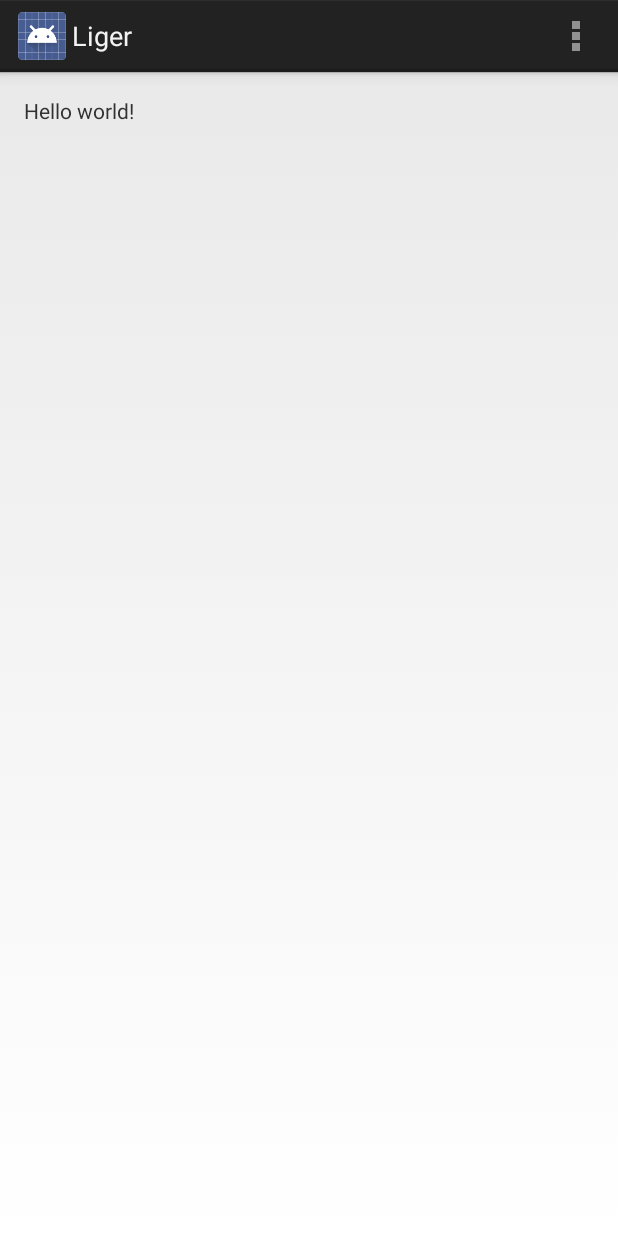
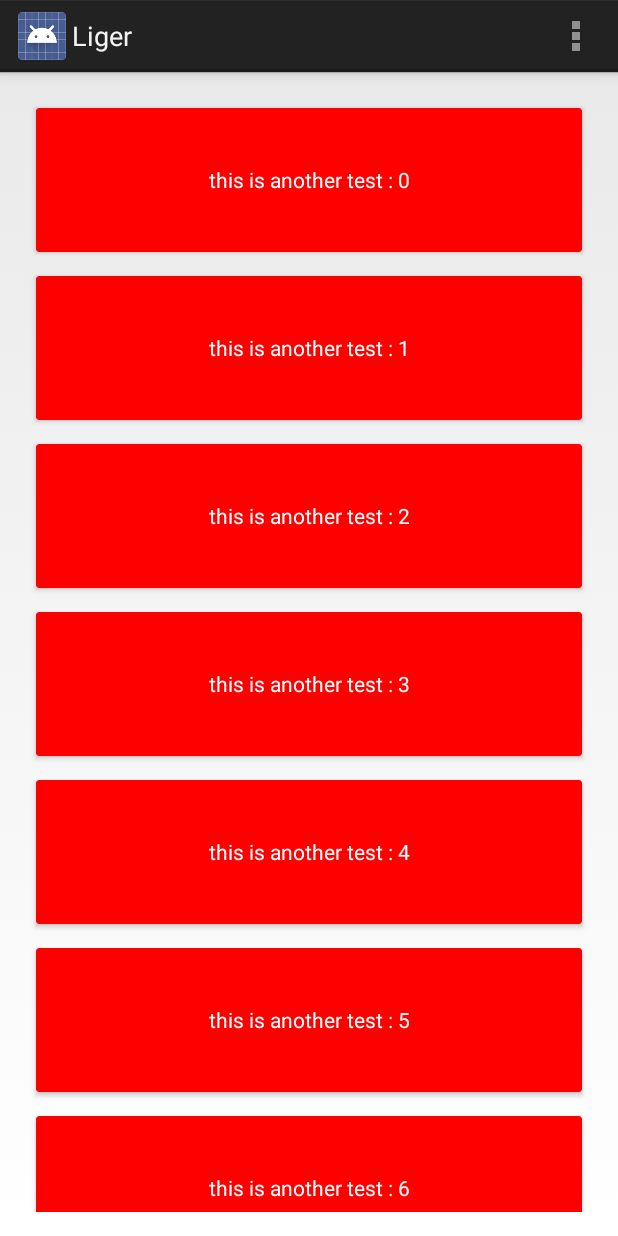
Before and after one commit to StoryMaker/storypath, an Android app: the screen it shows after launch (MainActivity), on a phone screen of 412 x 824 dp. Run offline under Robolectric (Android 15) with nearby library versions, the phone set to English and light mode, and no system bars.

Commit message:
Added in very basic RecyclerView implementation.

```diff
--- a/app/build.gradle
+++ b/app/build.gradle
@@ -6,7 +6,7 @@ android {
 
     defaultConfig {
         applicationId "scal.io.liger"
-        minSdkVersion 19
+        minSdkVersion 20
         targetSdkVersion 20
         versionCode 1
         versionName "1.0"
@@ -21,4 +21,6 @@ android {
 
 dependencies {
     compile fileTree(dir: 'libs', include: ['*.jar'])
+    compile 'com.android.support:cardview-v7:21.+'
+    compile 'com.android.support:recyclerview-v7:21.+'
 }
--- a/app/src/main/java/scal/io/liger/MainActivity.java
+++ b/app/src/main/java/scal/io/liger/MainActivity.java
@@ -2,18 +2,45 @@ package scal.io.liger;
 
 import android.app.Activity;
 import android.os.Bundle;
+import android.support.v7.widget.LinearLayoutManager;
+import android.support.v7.widget.RecyclerView;
 import android.view.Menu;
 import android.view.MenuItem;
 
+import java.util.ArrayList;
+import java.util.List;
+
 
 public class MainActivity extends Activity {
+
+    private RecyclerView mRecyclerView;
+    private RecyclerView.Adapter mAdapter;
+    private RecyclerView.LayoutManager mLayoutManager;
 
     @Override
     protected void onCreate(Bundle savedInstanceState) {
         super.onCreate(savedInstanceState);
         setContentView(R.layout.activity_main);
+        mRecyclerView = (RecyclerView) findViewById(R.id.my_recycler_view);
+
+        //improve performance if you know that changes in content
+        //do not change the size of the RecyclerView
+        mRecyclerView.setHasFixedSize(true);
+
+        //use a linear layout manager
+        mLayoutManager = new LinearLayoutManager(this);
+        mRecyclerView.setLayoutManager(mLayoutManager);
+
+        //create dummy dataset
+        List<String> myDataset = new ArrayList<String>();
+        for (int i = 0; i < 100; i++) {
+            myDataset.add(i, "this is another test : " + i);
+        }
+
+        //specify the adapter
+        mAdapter = new MyAdapter(myDataset);
+        mRecyclerView.setAdapter(mAdapter);
     }
-
 
     @Override
     public boolean onCreateOptionsMenu(Menu menu) {
--- /dev/null
+++ b/app/src/main/java/scal/io/liger/MyAdapter.java
@@ -0,0 +1,54 @@
+package scal.io.liger;
+
+import android.support.v7.widget.RecyclerView;
+import android.view.LayoutInflater;
+import android.view.View;
+import android.view.ViewGroup;
+import android.widget.TextView;
+
+import java.util.List;
+
+public class MyAdapter extends RecyclerView.Adapter<MyAdapter.ViewHolder> {
+    private List<String> mDataset;
+
+    public static class ViewHolder extends RecyclerView.ViewHolder {
+        public TextView mTextView;
+
+        public ViewHolder(View v) {
+            super(v);
+            mTextView = (TextView) v.findViewById(R.id.txt);
+        }
+    }
+
+    //provide a suitable constructor (depends on the kind of dataset)
+    public MyAdapter(List<String> myDataset) {
+        mDataset = myDataset;
+    }
+
+    //create new views (invoked by the layout manager)
+    @Override
+    public MyAdapter.ViewHolder onCreateViewHolder(ViewGroup parent,
+                                                   int viewType) {
+        //create a new view
+        View v = LayoutInflater.from(parent.getContext())
+                .inflate(R.layout.my_text_view, parent, false);
+
+        ViewHolder vh = new ViewHolder(v);
+        return vh;
+    }
+
+    //replace the contents of a view (invoked by the layout manager)
+    @Override
+    public void onBindViewHolder(ViewHolder holder, int position) {
+        // - get element from your dataset at this position
+        // - replace the contents of the view with that element
+        holder.mTextView.setText(mDataset.get(position));
+
+    }
+
+    //return the size of your dataset (invoked by the layout manager)
+    @Override
+    public int getItemCount() {
+        return mDataset.size();
+    }
+}
--- a/app/src/main/res/layout/activity_main.xml
+++ b/app/src/main/res/layout/activity_main.xml
@@ -8,9 +8,10 @@
     android:paddingBottom="@dimen/activity_vertical_margin"
     tools:context=".MainActivity">
 
-    <TextView
-        android:text="@string/hello_world"
-        android:layout_width="wrap_content"
-        android:layout_height="wrap_content" />
+    <android.support.v7.widget.RecyclerView
+        android:id="@+id/my_recycler_view"
+        android:scrollbars="vertical"
+        android:layout_width="match_parent"
+        android:layout_height="match_parent"/>
 
 </RelativeLayout>
--- /dev/null
+++ b/app/src/main/res/layout/my_text_view.xml
@@ -0,0 +1,19 @@
+<?xml version="1.0" encoding="utf-8"?>
+
+<android.support.v7.widget.CardView xmlns:android="http://schemas.android.com/apk/res/android"
+    xmlns:card_view="http://schemas.android.com/apk/res-auto"
+    android:id="@+id/card_view"
+    android:layout_gravity="center"
+    android:layout_width="match_parent"
+    android:layout_height="96dp"
+    card_view:cardBackgroundColor="#ff0000"
+    android:layout_margin="8dp"
+    card_view:cardCornerRadius="2dp">
+
+    <TextView
+        android:id="@+id/txt"
+        android:gravity="center"
+        android:textColor="@android:color/white"
+        android:layout_width="match_parent"
+        android:layout_height="match_parent" />
+</android.support.v7.widget.CardView>
```
